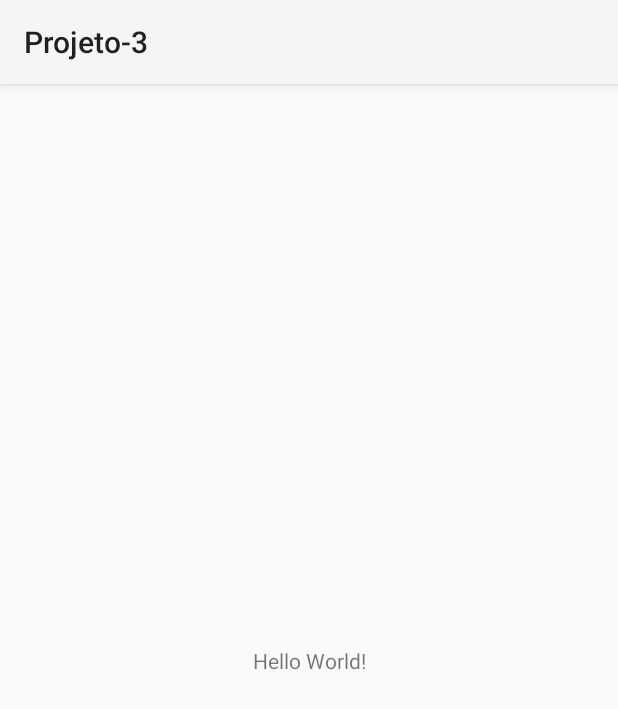
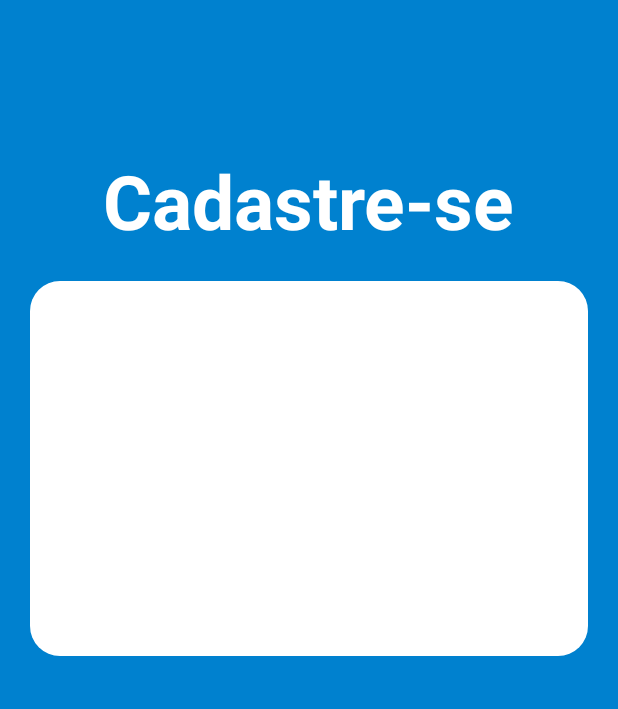
Before and after one commit to Gladistony/Projeto-Interdisciplinar-3, an Android app: the screen it shows after launch (MainActivity before the commit, FormCadastro after it), on a phone screen of 412 x 824 dp. Shown: the top 709 px of the screen. Run offline under Robolectric (Android 15) with nearby library versions, the phone set to English and light mode, and no system bars.

Commit message:
tela de cadastro
começo da construção da tela de cadastro em java.

```diff
--- a/App/app/src/main/AndroidManifest.xml
+++ b/App/app/src/main/AndroidManifest.xml
@@ -14,6 +14,9 @@
         tools:targetApi="31">
         <activity
             android:name=".MainActivity"
+            android:exported="false" />
+        <activity
+            android:name=".FormCadastro"
             android:exported="true">
             <intent-filter>
                 <action android:name="android.intent.action.MAIN" />
--- /dev/null
+++ b/App/app/src/main/java/com/teste/projeto_3/FormCadastro.java
@@ -0,0 +1,25 @@
+package com.teste.projeto_3;
+
+import android.os.Bundle;
+
+import androidx.activity.EdgeToEdge;
+import androidx.appcompat.app.AppCompatActivity;
+import androidx.core.graphics.Insets;
+import androidx.core.view.ViewCompat;
+import androidx.core.view.WindowInsetsCompat;
+
+public class FormCadastro extends AppCompatActivity {
+
+    @Override
+    protected void onCreate(Bundle savedInstanceState) {
+        super.onCreate(savedInstanceState);
+        EdgeToEdge.enable(this);
+        setContentView(R.layout.activity_form_cadastro);
+        ViewCompat.setOnApplyWindowInsetsListener(findViewById(R.id.main), (v, insets) -> {
+            Insets systemBars = insets.getInsets(WindowInsetsCompat.Type.systemBars());
+            v.setPadding(systemBars.left, systemBars.top, systemBars.right, systemBars.bottom);
+            return insets;
+        });
+        getSupportActionBar().hide();
+    }
+}
--- /dev/null
+++ b/App/app/src/main/res/drawable/background.xml
@@ -0,0 +1,4 @@
+<?xml version="1.0" encoding="utf-8"?>
+<shape xmlns:android="http://schemas.android.com/apk/res/android">
+    <solid android:color="@color/blue"/>
+</shape>
--- /dev/null
+++ b/App/app/src/main/res/drawable/container_components.xml
@@ -0,0 +1,7 @@
+<?xml version="1.0" encoding="utf-8"?>
+<shape xmlns:android="http://schemas.android.com/apk/res/android">
+
+    <solid android:color="@color/white"/>
+    <corners android:radius="20dp"/>
+
+</shape>
--- /dev/null
+++ b/App/app/src/main/res/drawable/ic_email.xml
@@ -0,0 +1,5 @@
+<vector xmlns:android="http://schemas.android.com/apk/res/android" android:height="24dp" android:tint="#000000" android:viewportHeight="24" android:viewportWidth="24" android:width="24dp">
+
+    <path android:fillColor="@android:color/white" android:pathData="M20,4L4,4c-1.1,0 -1.99,0.9 -1.99,2L2,18c0,1.1 0.9,2 2,2h16c1.1,0 2,-0.9 2,-2L22,6c0,-1.1 -0.9,-2 -2,-2zM20,8l-8,5 -8,-5L4,6l8,5 8,-5v2z"/>
+
+</vector>
--- /dev/null
+++ b/App/app/src/main/res/drawable/ic_eye.xml
@@ -0,0 +1,5 @@
+<vector xmlns:android="http://schemas.android.com/apk/res/android" android:height="24dp" android:tint="#000000" android:viewportHeight="24" android:viewportWidth="24" android:width="24dp">
+
+    <path android:fillColor="@android:color/white" android:pathData="M12,4.5C7,4.5 2.73,7.61 1,12c1.73,4.39 6,7.5 11,7.5s9.27,-3.11 11,-7.5c-1.73,-4.39 -6,-7.5 -11,-7.5zM12,17c-2.76,0 -5,-2.24 -5,-5s2.24,-5 5,-5 5,2.24 5,5 -2.24,5 -5,5zM12,9c-1.66,0 -3,1.34 -3,3s1.34,3 3,3 3,-1.34 3,-3 -1.34,-3 -3,-3z"/>
+
+</vector>
--- /dev/null
+++ b/App/app/src/main/res/layout/activity_form_cadastro.xml
@@ -0,0 +1,41 @@
+<?xml version="1.0" encoding="utf-8"?>
+
+<androidx.core.widget.NestedScrollView
+    android:layout_width="match_parent"
+    android:layout_height="match_parent"
+    android:fillViewport="true"
+    xmlns:android="http://schemas.android.com/apk/res/android">
+
+<androidx.constraintlayout.widget.ConstraintLayout xmlns:android="http://schemas.android.com/apk/res/android"
+    xmlns:app="http://schemas.android.com/apk/res-auto"
+    xmlns:tools="http://schemas.android.com/tools"
+    android:id="@+id/main"
+    android:layout_width="match_parent"
+    android:layout_height="match_parent"
+    android:background="@drawable/background"
+    tools:context=".FormCadastro">
+
+    <TextView
+        android:id="@+id/title_cadastrese"
+        android:layout_width="wrap_content"
+        android:layout_height="wrap_content"
+        android:text="@string/title_cadastro"
+        android:textSize="50sp"
+        android:textColor="@color/white"
+        android:textStyle="bold"
+        android:layout_marginTop="100dp"
+        app:layout_constraintStart_toStartOf="parent"
+        app:layout_constraintEnd_toEndOf="parent"
+        app:layout_constraintTop_toTopOf="parent"
+        />
+
+    <View
+        android:id="@+id/containerComponents"
+        style="@style/ContainerComponents"
+        app:layout_constraintStart_toStartOf="parent"
+        app:layout_constraintEnd_toEndOf="parent"
+        app:layout_constraintTop_toBottomOf="@id/title_cadastrese"
+        />
+
+</androidx.constraintlayout.widget.ConstraintLayout>
+</androidx.core.widget.NestedScrollView>
--- a/App/app/src/main/res/values/colors.xml
+++ b/App/app/src/main/res/values/colors.xml
@@ -2,4 +2,5 @@
 <resources>
     <color name="black">#FF000000</color>
     <color name="white">#FFFFFFFF</color>
+    <color name="blue">#0081CF</color>
 </resources>
--- a/App/app/src/main/res/values/strings.xml
+++ b/App/app/src/main/res/values/strings.xml
@@ -1,3 +1,6 @@
 <resources>
     <string name="app_name">Projeto-3</string>
+    <string name="entrar">Entrar</string>
+    <string name="cadastrar">Cadastrar</string>
+    <string name="title_cadastro">Cadastre-se</string>
 </resources>
--- /dev/null
+++ b/App/app/src/main/res/values/styles.xml
@@ -0,0 +1,11 @@
+<?xml version="1.0" encoding="utf-8"?>
+<resources>
+
+    <style name="ContainerComponents">
+        <item name="android:layout_width">match_parent</item>
+        <item name="android:layout_height">250dp</item>
+        <item name="android:background">@drawable/container_components</item>
+        <item name="android:layout_margin">20dp</item>
+    </style>
+
+</resources>
```
